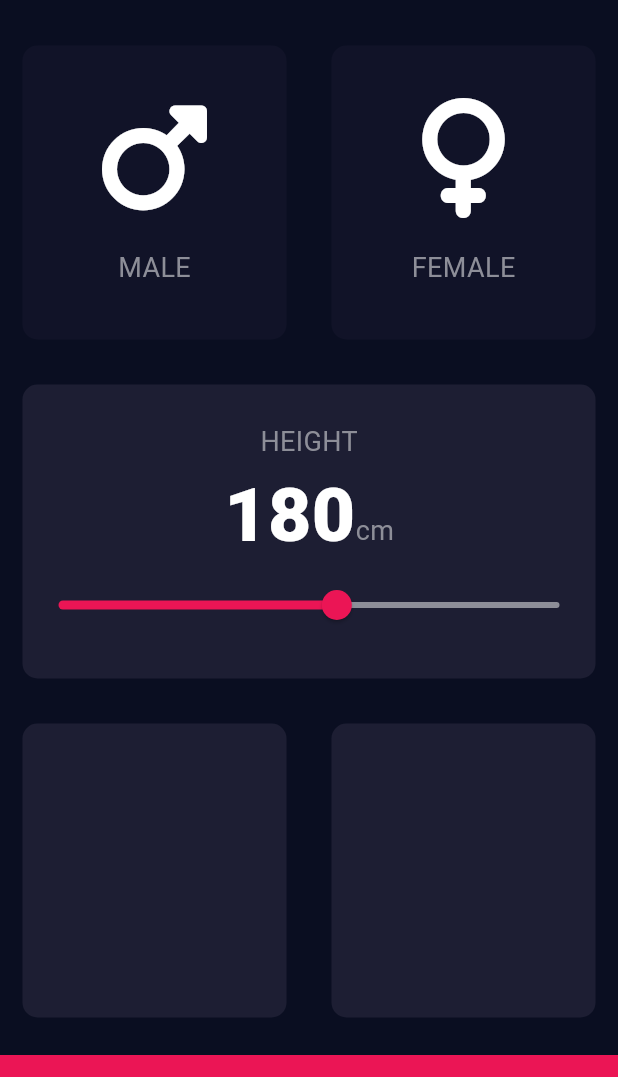
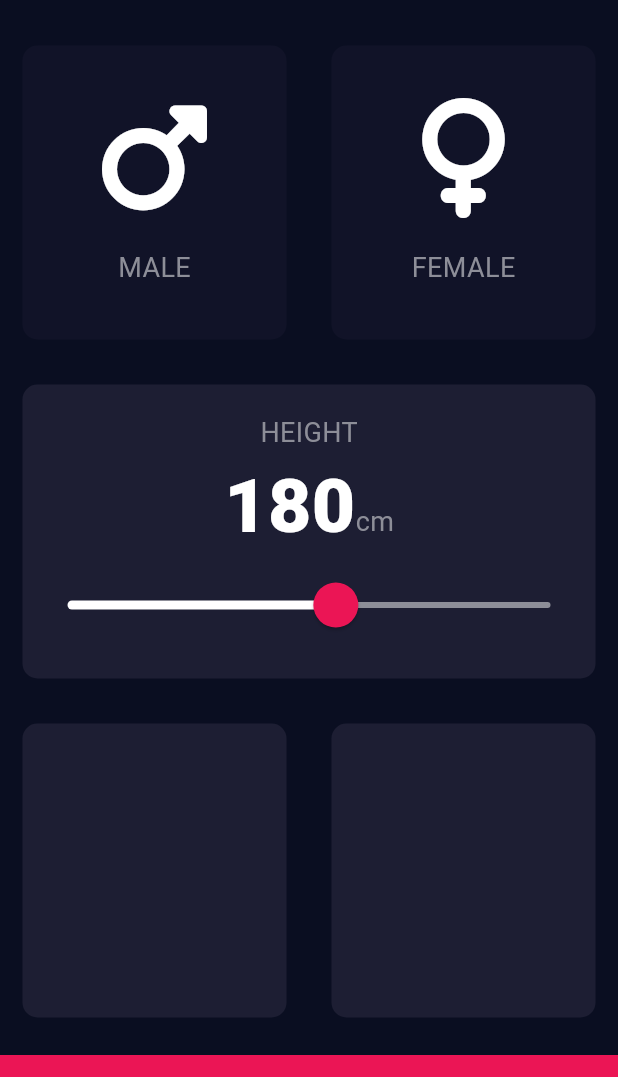
Before and after one commit to msjkee/BMICalculator, a Flutter app: the screen it shows after launch, on a phone screen of 412 x 824 dp, the part 61-1138 px from its top. Run offline on Flutter 3.47's test engine with Material 3 defaults, Android fonts, the phone set to English and light mode, and no system bars; our stand-ins replace font_awesome_flutter.

Commit message:
Added a SliderTheme for my Slider, so now it looks much better

```diff
--- a/lib/input_page.dart
+++ b/lib/input_page.dart
@@ -88,17 +88,25 @@ class _InputPageState extends State<InputPage> {
                         )
                       ],
                     ),
-                    Slider(
+                    SliderTheme(
+                      data: SliderTheme.of(context).copyWith(
+                        inactiveTrackColor: Color(0xFF8D8E98),
+                        activeTrackColor: Colors.white,
+                        thumbColor: Color(0xFFEB1555),
+                        overlayColor: Color(0x29EB1555),
+                        thumbShape: RoundSliderThumbShape(enabledThumbRadius: 15.0),
+                        overlayShape: RoundSliderOverlayShape(overlayRadius: 30.0)
+                      ),
+                      child: Slider(
                           value: height.toDouble(),
                           min: 130.0,
                           max: 220.0,
-                        activeColor: Color(0xFFEB1555),
-                        inactiveColor: Color(0xFF8D8E98),
                           onChanged: (double newValue) {
                             setState(() {
                               height = newValue.round();
                             });
                           }
+                      ),
                     )
                   ],
                 ),
```
Lines whose indentation alone changed are shown as unchanged.
